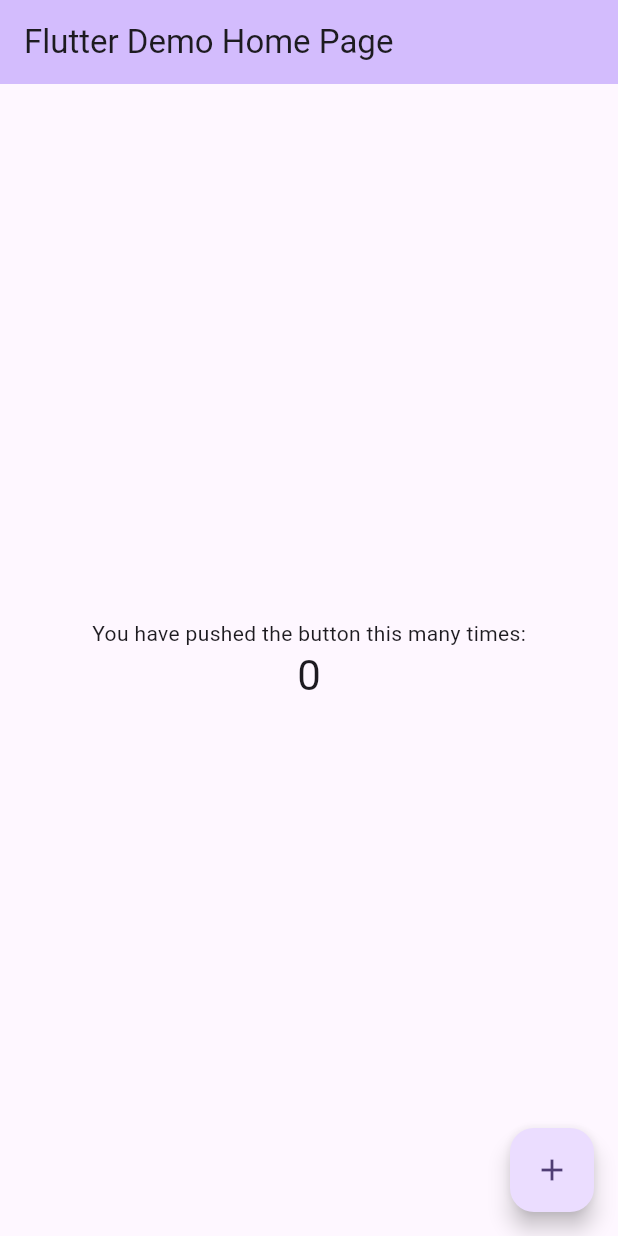
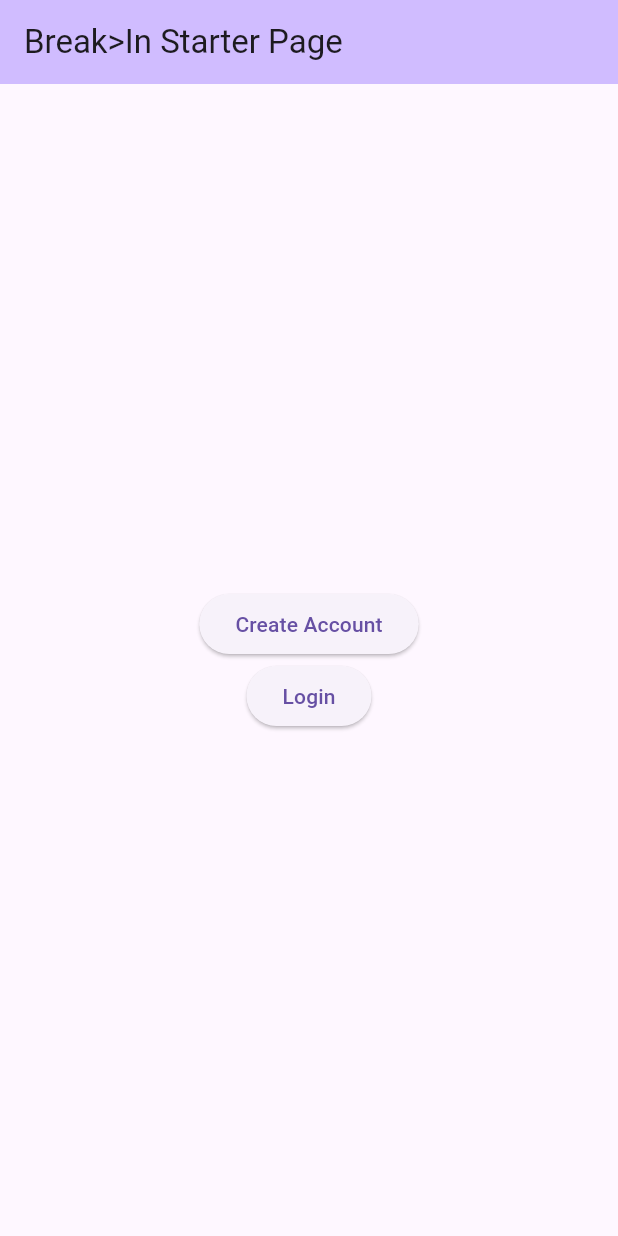
Before and after one commit to ValarieMello/Capstone-Break-In, a Flutter app: the screen it shows after launch, on a phone screen of 412 x 824 dp. Run offline on Flutter 3.47's test engine with Material 3 defaults, Android fonts, the phone set to English and light mode, and no system bars; our stand-ins replace firebase_auth, firebase_core, go_router; accounts and stored records are empty.

Commit message:
Login and Register

```diff
--- a/break_in/lib/main.dart
+++ b/break_in/lib/main.dart
@@ -1,122 +1,54 @@
+import 'package:break_in/home_screen.dart';
+import 'package:break_in/starter_screen.dart';
 import 'package:flutter/material.dart';
+import 'package:firebase_core/firebase_core.dart';
+import 'package:go_router/go_router.dart';
 
-void main() {
-  runApp(const MyApp());
+import 'firebase_options.dart';
+import 'starter_screen.dart';
+import 'home_screen.dart';
+import 'login_screen.dart';
+import 'register_screen.dart';
+
+void main() async {
+  WidgetsFlutterBinding.ensureInitialized();
+  await Firebase.initializeApp(
+    options: DefaultFirebaseOptions.currentPlatform,
+  );
+  runApp(const BreakInApp());
 }
 
-class MyApp extends StatelessWidget {
-  const MyApp({super.key});
+class BreakInApp extends StatelessWidget {
+  const BreakInApp({super.key});
 
-  // This widget is the root of your application.
   @override
   Widget build(BuildContext context) {
-    return MaterialApp(
-      title: 'Flutter Demo',
-      theme: ThemeData(
-        // This is the theme of your application.
-        //
-        // TRY THIS: Try running your application with "flutter run". You'll see
-        // the application has a purple toolbar. Then, without quitting the app,
-        // try changing the seedColor in the colorScheme below to Colors.green
-        // and then invoke "hot reload" (save your changes or press the "hot
-        // reload" button in a Flutter-supported IDE, or press "r" if you used
-        // the command line to start the app).
-        //
-        // Notice that the counter didn't reset back to zero; the application
-        // state is not lost during the reload. To reset the state, use hot
-        // restart instead.
-        //
-        // This works for code too, not just values: Most code changes can be
-        // tested with just a hot reload.
-        colorScheme: ColorScheme.fromSeed(seedColor: Colors.deepPurple),
-      ),
-      home: const MyHomePage(title: 'Flutter Demo Home Page'),
+    final GoRouter _router = GoRouter(
+      initialLocation: '/startscreen', //set the default to the start screen
+      routes: [
+        GoRoute(
+          path: '/home',
+          builder: (context, state) => const HomePage(),
+        ),
+        GoRoute(
+          path: '/startscreen',
+          builder: (context, state) => const StartScreen(),
+        ),
+        GoRoute(
+          path: '/login',
+          builder: (context, state) => const LoginPage(title: 'Login',),
+        ),
+        GoRoute(
+          path: '/register',
+          builder: (context, state) => const CreateUser(title: 'Create User',),
+        ),
+      ],
+    );
+
+    return MaterialApp.router(
+      title: 'Break>In',
+      theme: ThemeData(primarySwatch: Colors.indigo),
+      routerConfig: _router,
     );
   }
 }
-
-class MyHomePage extends StatefulWidget {
-  const MyHomePage({super.key, required this.title});
-
-  // This widget is the home page of your application. It is stateful, meaning
-  // that it has a State object (defined below) that contains fields that affect
-  // how it looks.
-
-  // This class is the configuration for the state. It holds the values (in this
-  // case the title) provided by the parent (in this case the App widget) and
-  // used by the build method of the State. Fields in a Widget subclass are
-  // always marked "final".
-
-  final String title;
-
-  @override
-  State<MyHomePage> createState() => _MyHomePageState();
-}
-
-class _MyHomePageState extends State<MyHomePage> {
-  int _counter = 0;
-
-  void _incrementCounter() {
-    setState(() {
-      // This call to setState tells the Flutter framework that something has
-      // changed in this State, which causes it to rerun the build method below
-      // so that the display can reflect the updated values. If we changed
-      // _counter without calling setState(), then the build method would not be
-      // called again, and so nothing would appear to happen.
-      _counter++;
-    });
-  }
-
-  @override
-  Widget build(BuildContext context) {
-    // This method is rerun every time setState is called, for instance as done
-    // by the _incrementCounter method above.
-    //
-    // The Flutter framework has been optimized to make rerunning build methods
-    // fast, so that you can just rebuild anything that needs updating rather
-    // than having to individually change instances of widgets.
-    return Scaffold(
-      appBar: AppBar(
-        // TRY THIS: Try changing the color here to a specific color (to
-        // Colors.amber, perhaps?) and trigger a hot reload to see the AppBar
-        // change color while the other colors stay the same.
-        backgroundColor: Theme.of(context).colorScheme.inversePrimary,
-        // Here we take the value from the MyHomePage object that was created by
-        // the App.build method, and use it to set our appbar title.
-        title: Text(widget.title),
-      ),
-      body: Center(
-        // Center is a layout widget. It takes a single child and positions it
-        // in the middle of the parent.
-        child: Column(
-          // Column is also a layout widget. It takes a list of children and
-          // arranges them vertically. By default, it sizes itself to fit its
-          // children horizontally, and tries to be as tall as its parent.
-          //
-          // Column has various properties to control how it sizes itself and
-          // how it positions its children. Here we use mainAxisAlignment to
-          // center the children vertically; the main axis here is the vertical
-          // axis because Columns are vertical (the cross axis would be
-          // horizontal).
-          //
-          // TRY THIS: Invoke "debug painting" (choose the "Toggle Debug Paint"
-          // action in the IDE, or press "p" in the console), to see the
-          // wireframe for each widget.
-          mainAxisAlignment: MainAxisAlignment.center,
-          children: <Widget>[
-            const Text('You have pushed the button this many times:'),
-            Text(
-              '$_counter',
-              style: Theme.of(context).textTheme.headlineMedium,
-            ),
-          ],
-        ),
-      ),
-      floatingActionButton: FloatingActionButton(
-        onPressed: _incrementCounter,
-        tooltip: 'Increment',
-        child: const Icon(Icons.add),
-      ), // This trailing comma makes auto-formatting nicer for build methods.
-    );
-  }
-}
--- a/break_in/lib/nav.dart
+++ /dev/null
@@ -1 +0,0 @@
-//will have all the navigational functions built into here
--- a/break_in/lib/profile.dart
+++ b/break_in/lib/profile.dart
@@ -0,0 +1 @@
+//will hold the profile page for the app
--- /dev/null
+++ b/break_in/lib/starter_screen.dart
@@ -0,0 +1,34 @@
+//Screen that shows on boot up.
+//Navigates to either the login page or the register page
+
+import 'package:flutter/material.dart';
+import 'package:go_router/go_router.dart';
+
+class StartScreen extends StatelessWidget {
+  const StartScreen({ super.key });
+
+  @override
+  Widget build(BuildContext context) {
+    return Scaffold(
+      appBar: AppBar(
+        backgroundColor: Theme.of(context).colorScheme.inversePrimary,
+        title: const Text('Break>In Starter Page'),
+      ),
+      body: Center(
+        child: Column(
+          mainAxisAlignment: MainAxisAlignment.center,
+          children: [
+            ElevatedButton(
+              onPressed: () => context.go('/register'),
+              child: const Text('Create Account'),
+            ),
+            ElevatedButton(
+              onPressed: () => context.go('/login'),
+              child: const Text('Login'),
+            )
+          ]
+        )
+      )
+    );
+  }
+}
```
Also changed, not shown: break_in/firepit-log.txt (added, +13 -0 lines), break_in/lib/home_screen.dart (added, +69 -0 lines), break_in/lib/login_screen.dart (added, +128 -0 lines), break_in/lib/register_screen.dart (added, +134 -0 lines), break_in/pubspec.yaml (+5 -2 lines), break_in/firebase.json (added), break_in/lib/firebase_options.dart (added), break_in/lib/login.dart (deleted), break_in/pubspec.lock, 8 other files.
